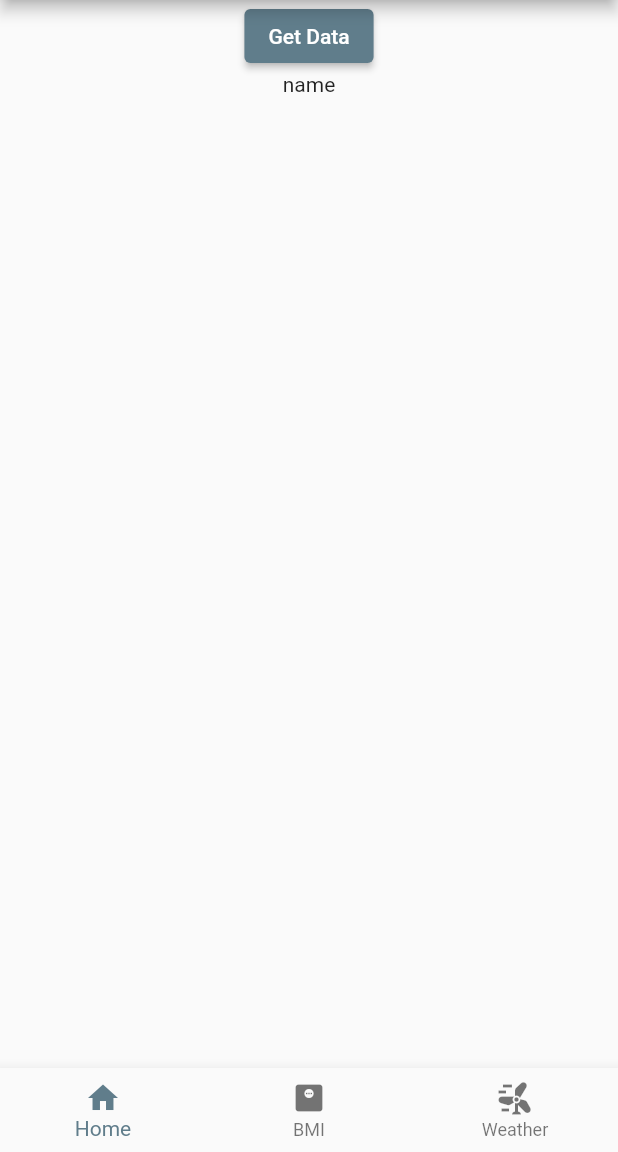
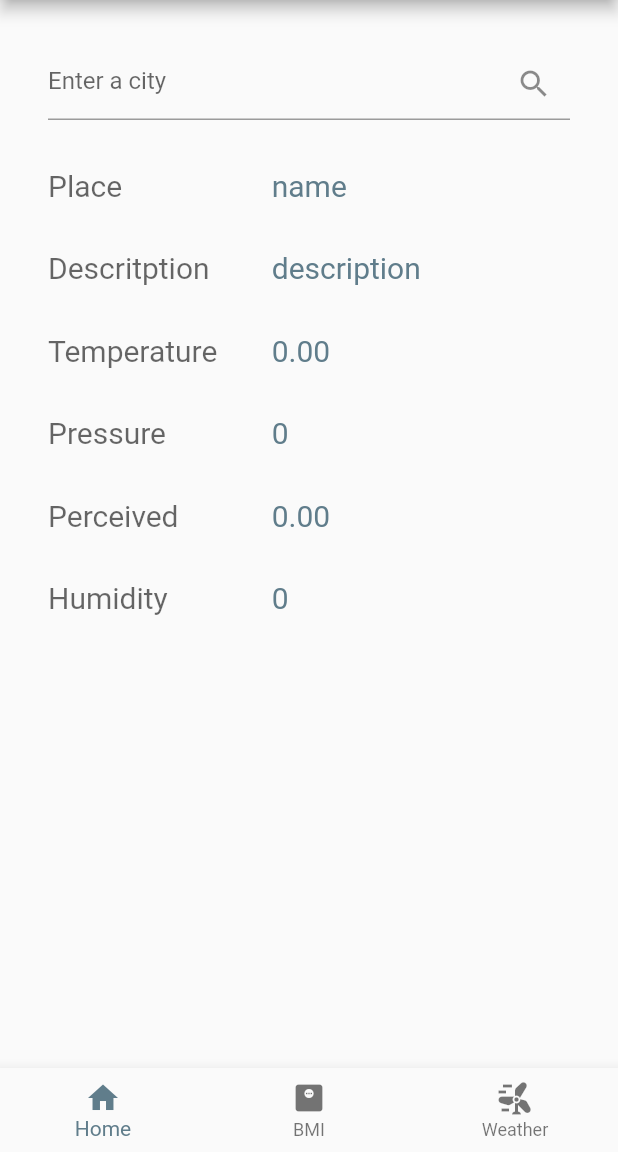
Before and after one commit to 5alafawyyy/Globe-Fitness, a Flutter app: the WeatherScreen screen opened by its route, on a phone screen of 412 x 824 dp, the part 84-1236 px from its top. Run offline on Flutter 3.47's test engine with Material 2 defaults, Android fonts, the light colour scheme and no system bars.

Commit message:
create model for weather and complete the weather screen

```diff
--- a/lib/data/http_helper.dart
+++ b/lib/data/http_helper.dart
@@ -32,8 +32,6 @@ class HttpHelper {
     Map<String, dynamic> data = jsonDecode(response.body);
 
     Weather weather = Weather.fromJson(data);
-
-    print(weather.toString());
     return weather;
   }
 }
--- a/lib/screens/weather_screen.dart
+++ b/lib/screens/weather_screen.dart
@@ -13,6 +13,7 @@ class WeatherScreen extends StatefulWidget {
 }
 
 class _WeatherScreenState extends State<WeatherScreen> {
+  final TextEditingController searchController = TextEditingController();
   Weather response = Weather('name', 'description', 0, 0, 0, 0);
 
   @override
@@ -25,24 +26,96 @@ class _WeatherScreenState extends State<WeatherScreen> {
         ),
       ),
       drawer: const MenuDrawer(),
-      body: Column(children: [
-        ElevatedButton(
-          onPressed: getData,
-          child: const Text(
-            'Get Data',
-          ),
+      body: Padding(
+        padding: const EdgeInsets.all(
+          16.0,
         ),
-        Center(
-          child: Text(response.name),
+        child: ListView(
+          children: [
+            Padding(
+              padding: const EdgeInsets.all(
+                16.0,
+              ),
+              child: TextField(
+                controller: searchController,
+                decoration: InputDecoration(
+                  hintText: 'Enter a city',
+                  suffixIcon: IconButton(
+                    onPressed: getData,
+                    icon: const Icon(
+                      Icons.search,
+                    ),
+                  ),
+                ),
+              ),
+            ),
+            weatherRow(
+              'Place',
+              response.name,
+            ),
+            weatherRow(
+              'Descritption',
+              response.description,
+            ),
+            weatherRow(
+              'Temperature',
+              response.temperature.toStringAsFixed(2),
+            ),
+            weatherRow(
+              'Pressure',
+              response.pressure.toString(),
+            ),
+            weatherRow(
+              'Perceived',
+              response.perceived.toStringAsFixed(2),
+            ),
+            weatherRow(
+              'Humidity',
+              response.humidity.toString(),
+            ),
+          ],
         ),
-      ]),
+      ),
       bottomNavigationBar: const MenuBottomNav(),
     );
   }
 
   void getData() async {
     HttpHelper helper = HttpHelper();
-    response = await helper.getWeather('london');
+    response = await helper.getWeather(searchController.text);
     setState(() {});
   }
+
+  Widget weatherRow(String label, String value) {
+    Widget row = Padding(
+      padding: const EdgeInsets.all(
+        16.0,
+      ),
+      child: Row(
+        children: [
+          Expanded(
+            flex: 3,
+            child: Text(
+              label,
+              style: TextStyle(
+                color: Theme.of(context).hintColor,
+                fontSize: 20.0,
+              ),
+            ),
+          ),
+          Expanded(
+            flex: 4,
+            child: Text(
+              value,
+              style: TextStyle(
+                color: Theme.of(context).primaryColor,
+                fontSize: 20.0,
+              ),
+            ),
+          ),
+        ],
+      ),
+    );
+    return row;
+  }
 }
```
